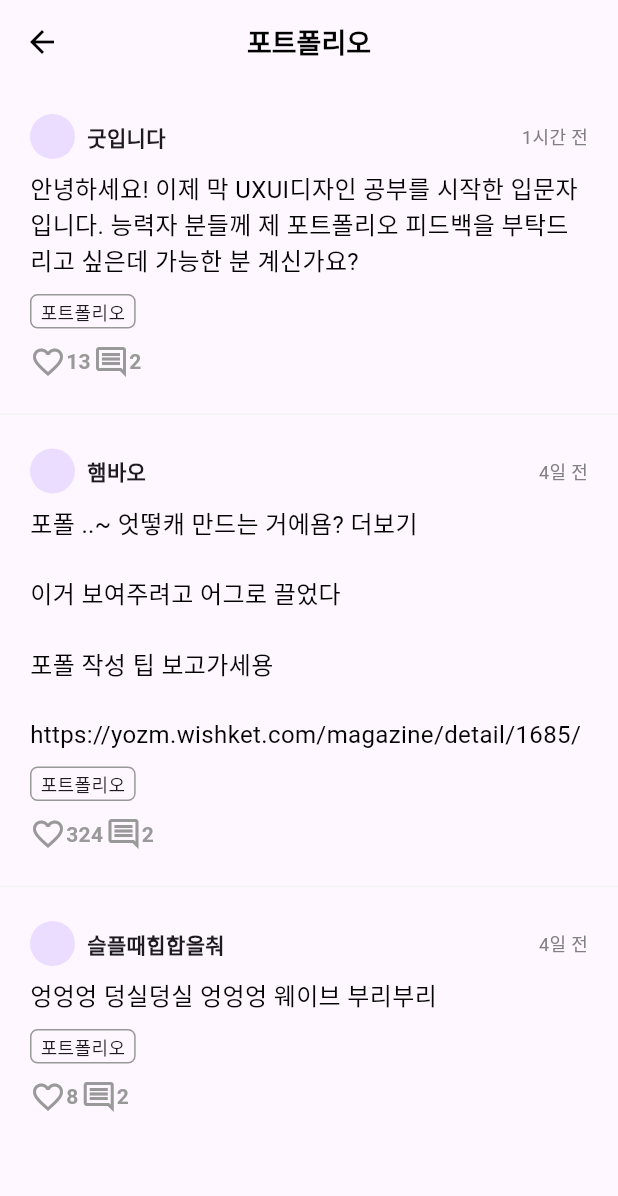
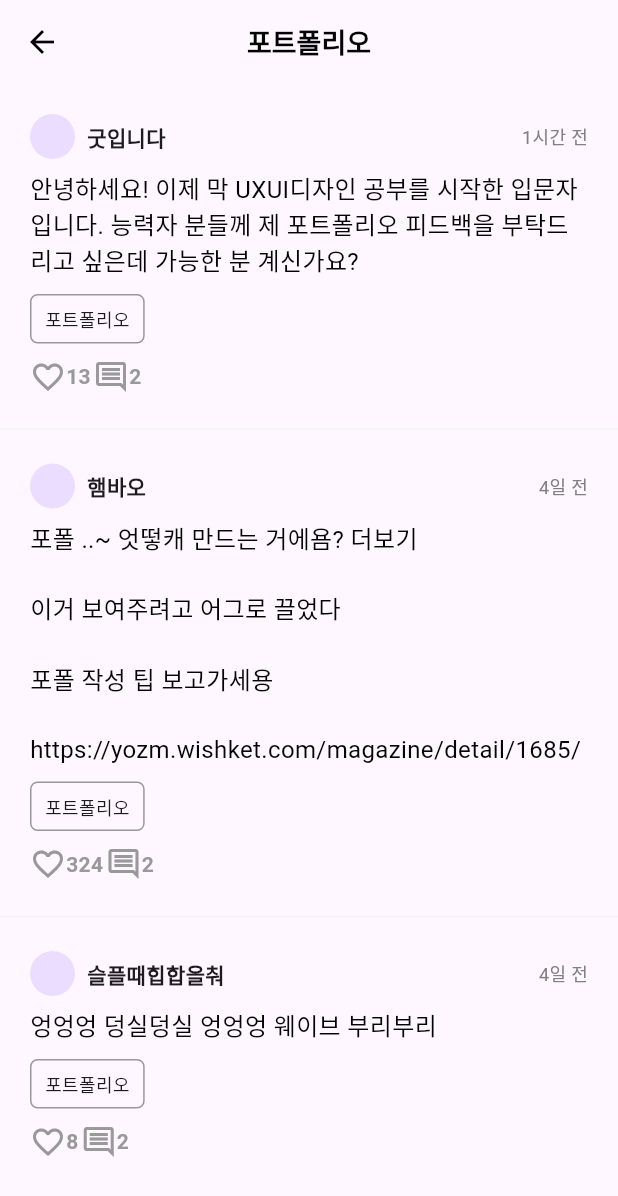
Before and after one commit to 9weeks-app-web/Team-6, a Flutter app: the KeywordListPage screen opened directly with empty values, on a phone screen of 412 x 824 dp. Shown: the top 1196 px of the screen. Run offline on Flutter 3.47's test engine with Material 3 defaults, Android fonts, the phone set to English and light mode, and no system bars; our stand-ins replace dotted_border, equatable, file_picker, flutter_riverpod, flutter_svg, fluttertoast and 2 more; accounts and stored records are empty; Roboto replaces fonts that are missing (Pretendard).

Commit message:
Fix: 패딩 주입받도록 수정 #72

```diff
--- a/lib/view/widgets/community_page_widgets/chip_widget.dart
+++ b/lib/view/widgets/community_page_widgets/chip_widget.dart
@@ -51,11 +51,13 @@ class ChipWidget extends StatelessWidget {
     required this.label,
     this.type = ChipType.job,
     this.isSelected = false,
+    this.padding,
   });
 
   final String label;
   final ChipType type;
   final bool? isSelected;
+  final EdgeInsets? padding;
 
   @override
   Widget build(BuildContext context) {
@@ -100,7 +102,8 @@ class ChipWidget extends StatelessWidget {
         );
       case ChipType.tag:
         return Container(
-          padding: const EdgeInsets.symmetric(horizontal: 6, vertical: 2),
+          padding:
+              padding ?? const EdgeInsets.symmetric(horizontal: 9, vertical: 7),
           decoration: BoxDecoration(
             borderRadius: BorderRadius.circular(5),
             border: Border.all(
--- a/lib/view/widgets/community_page_widgets/community_card_widget.dart
+++ b/lib/view/widgets/community_page_widgets/community_card_widget.dart
@@ -174,6 +174,9 @@ class TagWrapperWidget extends StatelessWidget {
             (job) => ChipWidget(
               label: job,
               type: type == CardType.growth ? ChipType.job : ChipType.tag,
+              padding: type == CardType.free
+                  ? const EdgeInsets.symmetric(horizontal: 6, vertical: 2)
+                  : null,
             ),
           )
           .toList(),
```
